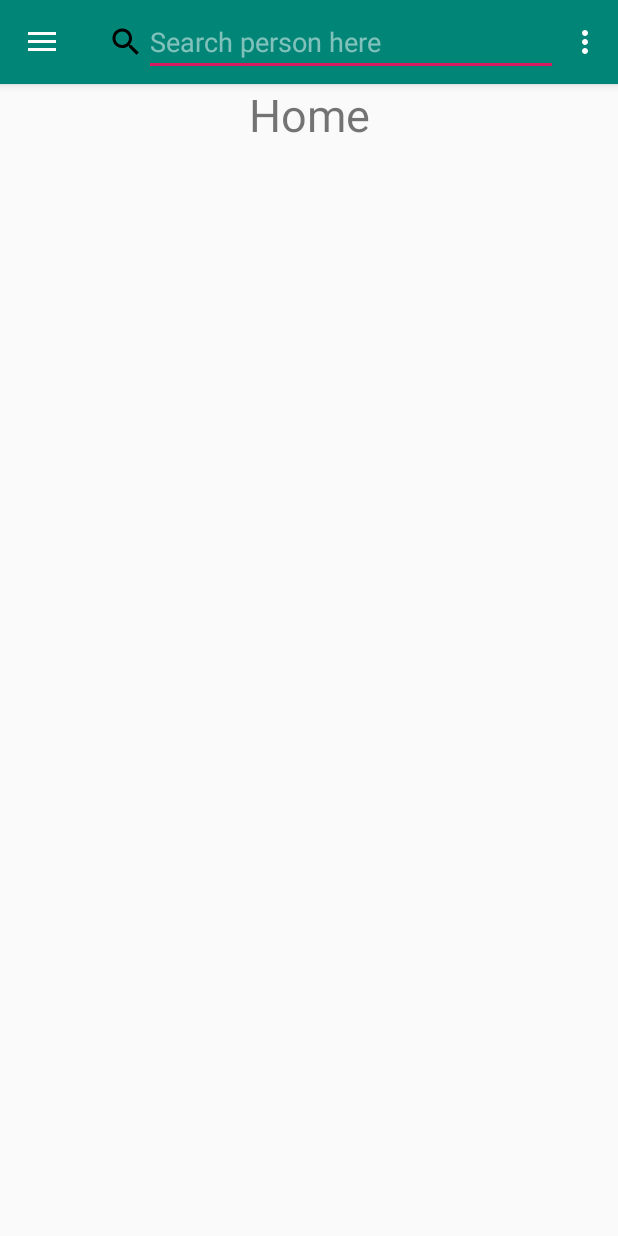
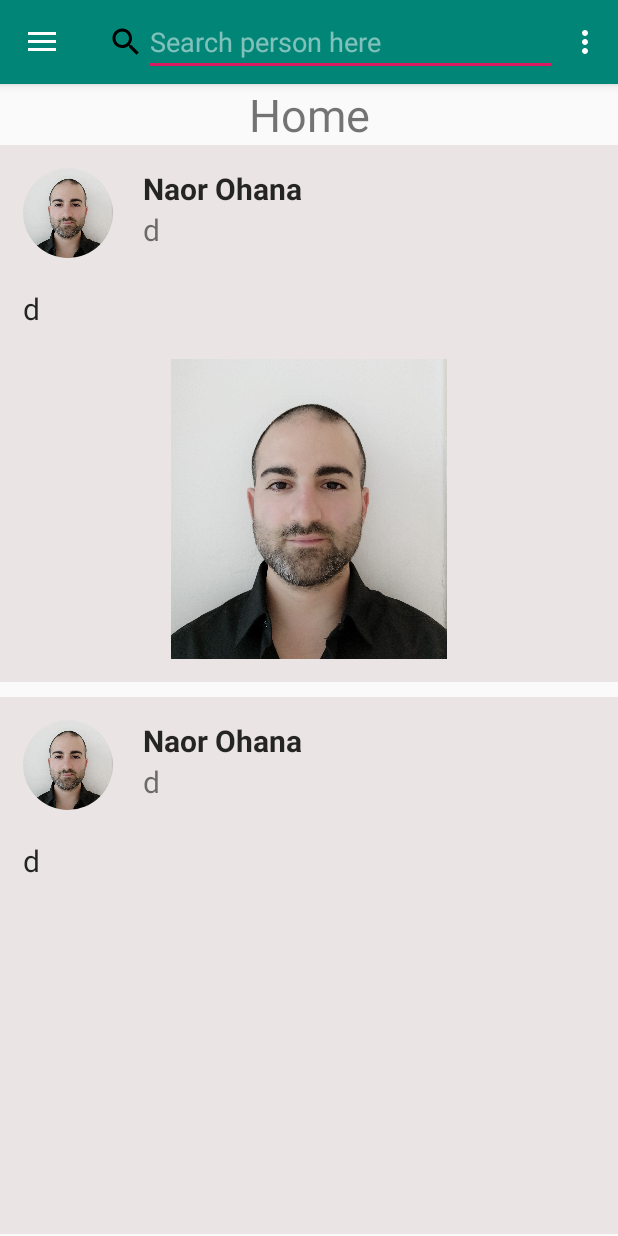
Before and after one commit to naor555666/BeSocial, an Android app: the screen it shows after launch once a user with an empty profile is signed in (MainActivity), on a phone screen of 412 x 824 dp. Run offline under Robolectric (Android 15) with nearby library versions, the phone set to English and light mode, and no system bars; our stand-ins replace CircleImageView, Firebase (no records; nobody signed in at launch, a user with empty details on screens opened directly), navigation-ui.

Commit message:
posts updated

```diff
--- a/app/build.gradle
+++ b/app/build.gradle
@@ -37,5 +37,8 @@ dependencies {
     implementation 'com.google.firebase:firebase-database:19.2.0'
     implementation "androidx.preference:preference:1.1.0"
     implementation 'com.google.firebase:firebase-database:19.2.0'
+    implementation 'com.mikhaellopez:circularimageview:3.2.0'
+    implementation 'de.hdodenhof:circleimageview:3.0.1'
+
 }
 apply plugin: 'com.google.gms.google-services'
--- a/app/src/main/java/com/example/besocial/MainActivity.java
+++ b/app/src/main/java/com/example/besocial/MainActivity.java
@@ -4,7 +4,9 @@ import android.content.Context;
 import android.content.Intent;
 import android.os.Bundle;
 
+import com.example.besocial.data.Post;
 import com.example.besocial.ui.LogoutDialog;
+import com.example.besocial.ui.PostsAdapter;
 import com.example.besocial.ui.login.LoginActivity;
 
 import android.util.Log;
@@ -23,6 +25,8 @@ import androidx.drawerlayout.widget.DrawerLayout;
 
 import androidx.appcompat.app.AppCompatActivity;
 import androidx.appcompat.widget.Toolbar;
+import androidx.recyclerview.widget.LinearLayoutManager;
+import androidx.recyclerview.widget.RecyclerView;
 
 import com.google.firebase.auth.FirebaseAuth;
 import com.google.firebase.auth.FirebaseUser;
@@ -32,6 +36,8 @@ import com.google.firebase.database.FirebaseDatabase;
 import android.view.Menu;
 import android.widget.TextView;
 
+import java.util.ArrayList;
+
 public class MainActivity extends AppCompatActivity {
     private TextView nav_header_user_email, nav_header_user_full_name;
     private FirebaseAuth fireBaseAuth;
@@ -39,6 +45,8 @@ public class MainActivity extends AppCompatActivity {
     private DrawerLayout drawer;
     private View logout;
     private NavController navController;
+    private ArrayList<Post> posts;
+    private RecyclerView postsRecyclerView;
 
     @Override
     protected void onCreate(Bundle savedInstanceState) {
@@ -48,6 +56,8 @@ public class MainActivity extends AppCompatActivity {
         fireBaseAuth = FirebaseAuth.getInstance();
         Toolbar toolbar = findViewById(R.id.toolbar);
         setSupportActionBar(toolbar);
+
+
 
         drawer = findViewById(R.id.drawer_layout);
         NavigationView navigationView = findViewById(R.id.nav_view);
@@ -79,9 +89,22 @@ public class MainActivity extends AppCompatActivity {
         //
         else {
             nav_header_user_email.setText(currentUser.getEmail());
-         //   databaseReference.child("Users").child(currentUser.getEmail());
-            //nav_header_user_full_name.setText();
+            posts = new ArrayList<Post>();
+            posts.add(new Post(getDrawable(R.drawable.naor_profiel_picture),
+                    "Naor Ohana", "d", "d", getDrawable(R.drawable.naor_profiel_picture)));
+            posts.add(new Post(getDrawable(R.drawable.naor_profiel_picture),
+                    "Naor Ohana","d","d",null));
+            posts.add(new Post(getDrawable(R.drawable.naor_profiel_picture),
+                    "d","d","d",null));
+            postsRecyclerView = findViewById(R.id.posts_recycler_view);
+            postsRecyclerView.setHasFixedSize(true);
+            postsRecyclerView.setLayoutManager(new LinearLayoutManager(this));
+            RecyclerView.Adapter postsAdapter = new PostsAdapter(posts);
+            postsRecyclerView.setAdapter(postsAdapter);
         }
+        //   databaseReference.child("Users").child(currentUser.getEmail());
+        //nav_header_user_full_name.setText();
+
         //
     }
 
--- /dev/null
+++ b/app/src/main/java/com/example/besocial/data/Post.java
@@ -0,0 +1,57 @@
+package com.example.besocial.data;
+
+import android.graphics.drawable.Drawable;
+
+public class Post {
+    private Drawable userProfilePicture;
+    private String postUserName, postDate, postDescription;
+    private Drawable postImage;
+
+    public Post(Drawable userProfilePicture, String postUserName, String postDate, String postDescription, Drawable postImage) {
+        this.userProfilePicture = userProfilePicture;
+        this.postUserName = postUserName;
+        this.postDate = postDate;
+        this.postDescription = postDescription;
+        this.postImage = postImage;
+    }
+
+    public Drawable getUserProfilePicture() {
+        return userProfilePicture;
+    }
+
+    public void setUserProfilePicture(Drawable userProfilePicture) {
+        this.userProfilePicture = userProfilePicture;
+    }
+
+    public String getPostUserName() {
+        return postUserName;
+    }
+
+    public void setPostUserName(String postUserName) {
+        this.postUserName = postUserName;
+    }
+
+    public String getPostDate() {
+        return postDate;
+    }
+
+    public void setPostDate(String postDate) {
+        this.postDate = postDate;
+    }
+
+    public String getPostDescription() {
+        return postDescription;
+    }
+
+    public void setPostDescription(String postDescription) {
+        this.postDescription = postDescription;
+    }
+
+    public Drawable getPostImage() {
+        return postImage;
+    }
+
+    public void setPostImage(Drawable postImage) {
+        this.postImage = postImage;
+    }
+}
--- /dev/null
+++ b/app/src/main/java/com/example/besocial/ui/PostsAdapter.java
@@ -0,0 +1,75 @@
+package com.example.besocial.ui;
+
+import android.view.LayoutInflater;
+import android.view.View;
+import android.view.ViewGroup;
+import android.widget.ImageView;
+import android.widget.TextView;
+
+import androidx.annotation.NonNull;
+import androidx.recyclerview.widget.RecyclerView;
+
+import com.example.besocial.R;
+import com.example.besocial.data.Post;
+
+import java.util.ArrayList;
+
+import de.hdodenhof.circleimageview.CircleImageView;
+
+public class PostsAdapter extends RecyclerView.Adapter<PostsAdapter.PostViewHolder> {
+    private static ArrayList<Post> posts;
+
+
+    public class PostViewHolder extends RecyclerView.ViewHolder {
+        private CircleImageView userProfilePicture;
+        private TextView postUserName, postDate, postDescription;
+        private ImageView postImage;
+
+        public PostViewHolder(@NonNull View itemView) {
+            super(itemView);
+            userProfilePicture = itemView.findViewById(R.id.post_user_profile_image);
+            postUserName = itemView.findViewById(R.id.post_username);
+            postDate = itemView.findViewById(R.id.post_date);
+            postDescription = itemView.findViewById(R.id.post_description);
+            postImage = itemView.findViewById(R.id.post_imageview);
+        }
+    }
+public PostsAdapter(ArrayList<Post> posts){
+        this.posts=posts;
+}
+
+
+
+    @NonNull
+    @Override
+    public PostsAdapter.PostViewHolder onCreateViewHolder(@NonNull ViewGroup parent, int viewType) {
+        View v = LayoutInflater.from(parent.getContext()).inflate(R.layout.user_post_form, parent, false);
+        PostViewHolder postViewHolder = new PostViewHolder(v);
+        return postViewHolder;
+    }
+
+    @Override
+    public void onBindViewHolder(@NonNull PostsAdapter.PostViewHolder holder, int position) {
+        holder.userProfilePicture.setImageDrawable(posts.get(position).getUserProfilePicture());
+        holder.postUserName.setText(posts.get(position).getPostUserName());
+        holder.postDate.setText(posts.get(position).getPostDate());
+        holder.postDescription.setText(posts.get(position).getPostDescription());
+        holder.postImage.setImageDrawable(posts.get(position).getPostImage());
+    }
+
+    @Override
+    public int getItemCount() {
+        return posts.size();
+    }
+
+
+    //getters and setters
+
+    public ArrayList<Post> getPosts() {
+        return posts;
+    }
+
+    public void setPosts(ArrayList<Post> posts) {
+        this.posts = posts;
+    }
+}
--- a/app/src/main/res/layout/fragment_home.xml
+++ b/app/src/main/res/layout/fragment_home.xml
@@ -1,7 +1,8 @@
 <?xml version="1.0" encoding="utf-8"?>
-<FrameLayout xmlns:android="http://schemas.android.com/apk/res/android"
+<LinearLayout xmlns:android="http://schemas.android.com/apk/res/android"
     android:layout_width="match_parent"
-    android:layout_height="match_parent">
+    android:layout_height="match_parent"
+    android:orientation="vertical">
 
     <TextView
         android:id="@+id/text_home"
@@ -10,4 +11,11 @@
         android:text="@string/menu_home"
         android:textAlignment="center"
         android:textSize="30sp" />
-</FrameLayout>
+
+    <androidx.recyclerview.widget.RecyclerView
+        android:id="@+id/posts_recycler_view"
+        android:layout_width="match_parent"
+        android:layout_height="wrap_content"
+        android:layoutDirection="ltr"
+        android:scrollbars="vertical" />
+</LinearLayout>
--- /dev/null
+++ b/app/src/main/res/layout/user_post_form.xml
@@ -0,0 +1,69 @@
+<?xml version="1.0" encoding="utf-8"?>
+<LinearLayout xmlns:android="http://schemas.android.com/apk/res/android"
+    xmlns:app="http://schemas.android.com/apk/res-auto"
+    android:layout_width="match_parent"
+    android:layout_height="wrap_content"
+    android:layout_marginBottom="10dp"
+    android:background="#5ECFC0BD"
+    android:orientation="vertical"
+    android:padding="15dp">
+
+
+    <LinearLayout
+        android:layout_width="match_parent"
+        android:layout_height="wrap_content"
+
+        android:orientation="horizontal">
+
+
+        <de.hdodenhof.circleimageview.CircleImageView
+            android:id="@+id/post_user_profile_image"
+            android:layout_width="60dp"
+            android:layout_height="60dp">
+
+        </de.hdodenhof.circleimageview.CircleImageView>
+
+        <LinearLayout
+            android:layout_width="match_parent"
+            android:layout_height="wrap_content"
+            android:layout_marginLeft="20dp"
+            android:orientation="vertical">
+
+            <TextView
+                android:id="@+id/post_username"
+                android:layout_width="match_parent"
+                android:layout_height="wrap_content"
+                android:text="@string/username"
+                android:textColor="#D7000000"
+                android:textSize="20sp"
+                android:textStyle="bold" />
+
+            <TextView
+                android:id="@+id/post_date"
+                android:layout_width="match_parent"
+                android:layout_height="wrap_content"
+                android:text="post date"
+                android:textSize="20sp" />
+
+        </LinearLayout>
+    </LinearLayout>
+
+    <TextView
+        android:id="@+id/post_description"
+        android:layout_width="match_parent"
+        android:layout_height="wrap_content"
+        android:layout_marginTop="20dp"
+        android:ems="10"
+        android:text="Post description..."
+        android:textColor="#D7000000"
+        android:textSize="20sp"></TextView>
+
+
+    <ImageView
+        android:id="@+id/post_imageview"
+        android:layout_width="match_parent"
+        android:layout_height="200dp"
+        android:layout_marginTop="20dp"
+        app:srcCompat="?attr/colorBackgroundFloating" />
+
+</LinearLayout>
--- a/app/src/main/res/values/strings.xml
+++ b/app/src/main/res/values/strings.xml
@@ -48,4 +48,5 @@
     <string name="system">System</string>
     <string name="about_besocial">About BeSocial</string>
     <string name="about">About</string>
+    <string name="username">username</string>
 </resources>
```
Also changed, not shown: app/src/main/res/drawable/naor_profiel_picture.jpg (added).
